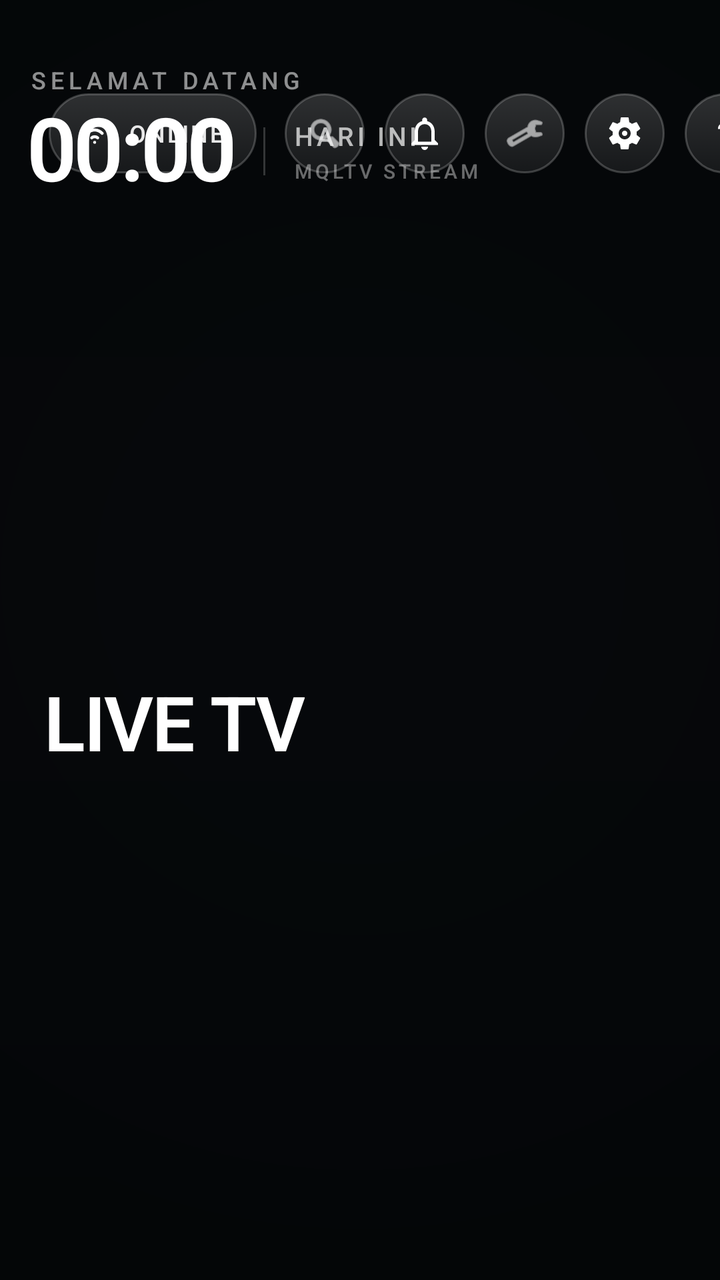
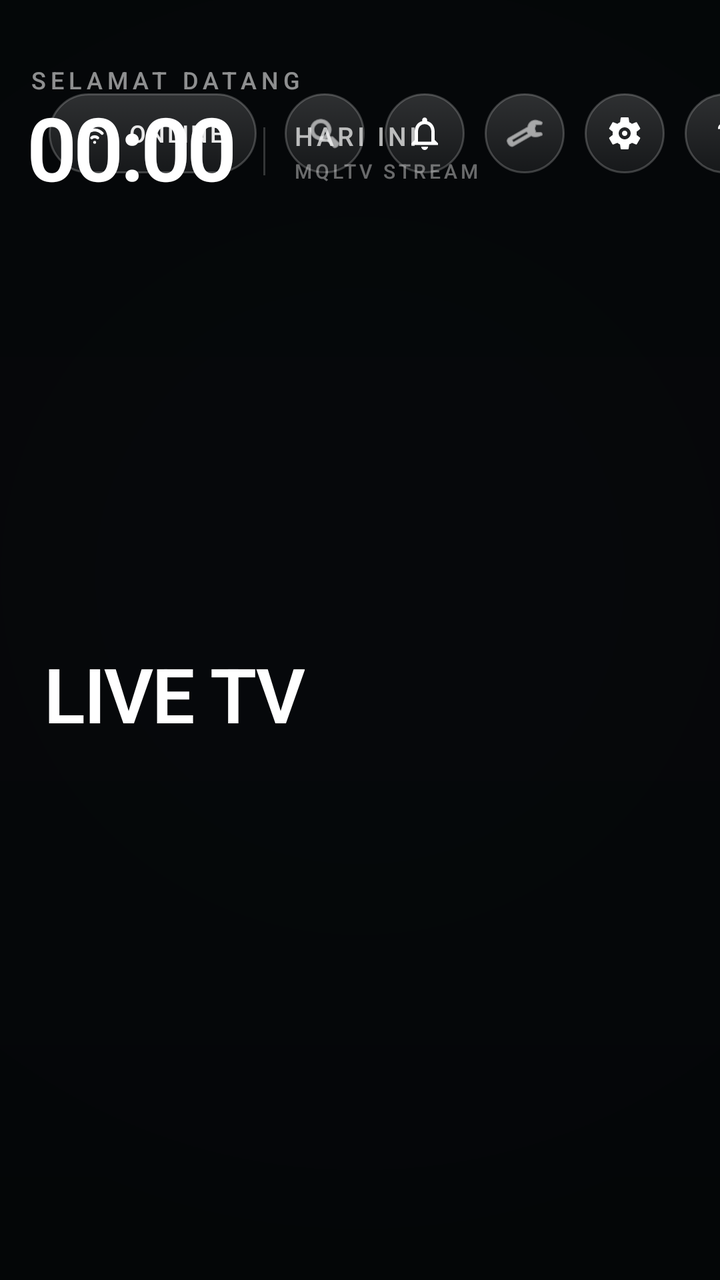

The first picture is an Android layout as it rendered before a commit; the second is the same layout after the commit. The layout source and the unified diff follow.
<!-- AndroidManifest.xml: application theme Theme.MQLTV -->
<!-- res/layout/fragment_launcher.xml -->
<?xml version="1.0" encoding="utf-8"?>
<androidx.constraintlayout.widget.ConstraintLayout xmlns:android="http://schemas.android.com/apk/res/android"
    xmlns:app="http://schemas.android.com/apk/res-auto"
    android:layout_width="match_parent"
    android:layout_height="match_parent"
    android:clipChildren="false"
    android:clipToPadding="false"
    android:background="#080B0F">

    
    <ImageView
        android:id="@+id/launcher_wallpaper"
        android:layout_width="0dp"
        android:layout_height="0dp"
        android:scaleType="centerCrop"
        android:src="@null"
        android:alpha="0"
        android:importantForAccessibility="no"
        app:layout_constraintTop_toTopOf="parent"
        app:layout_constraintBottom_toBottomOf="parent"
        app:layout_constraintStart_toStartOf="parent"
        app:layout_constraintEnd_toEndOf="parent" />

    
    <ImageView
        android:id="@+id/launcher_ambient_glow"
        android:layout_width="0dp"
        android:layout_height="0dp"
        android:scaleType="fitXY"
        android:alpha="0.85"
        android:importantForAccessibility="no"
        app:layout_constraintTop_toTopOf="parent"
        app:layout_constraintBottom_toBottomOf="parent"
        app:layout_constraintStart_toStartOf="parent"
        app:layout_constraintEnd_toEndOf="parent" />

    
    <View
        android:id="@+id/launcher_wallpaper_dim"
        android:layout_width="0dp"
        android:layout_height="0dp"
        android:background="@drawable/launcher_wallpaper_overlay"
        android:importantForAccessibility="no"
        app:layout_constraintTop_toTopOf="parent"
        app:layout_constraintBottom_toBottomOf="parent"
        app:layout_constraintStart_toStartOf="parent"
        app:layout_constraintEnd_toEndOf="parent" />

    
    <androidx.constraintlayout.widget.Guideline
        android:id="@+id/launcher_safe_top"
        android:layout_width="wrap_content"
        android:layout_height="wrap_content"
        android:orientation="horizontal"
        app:layout_constraintGuide_percent="0.04" />

    <androidx.constraintlayout.widget.Guideline
        android:id="@+id/launcher_safe_bottom"
        android:layout_width="wrap_content"
        android:layout_height="wrap_content"
        android:orientation="horizontal"
        app:layout_constraintGuide_percent="0.96" />

    <androidx.constraintlayout.widget.Guideline
        android:id="@+id/launcher_safe_left"
        android:layout_width="wrap_content"
        android:layout_height="wrap_content"
        android:orientation="vertical"
        app:layout_constraintGuide_percent="0.04" />

    <androidx.constraintlayout.widget.Guideline
        android:id="@+id/launcher_safe_right"
        android:layout_width="wrap_content"
        android:layout_height="wrap_content"
        android:orientation="vertical"
        app:layout_constraintGuide_percent="0.96" />

    <androidx.core.widget.NestedScrollView
        android:id="@+id/launcher_scroll"
        android:layout_width="0dp"
        android:layout_height="0dp"
        android:fillViewport="true"
        android:overScrollMode="never"
        android:clipToPadding="false"
        android:clipChildren="false"
        android:paddingBottom="16dp"
        app:layout_constraintStart_toStartOf="@id/launcher_safe_left"
        app:layout_constraintEnd_toEndOf="@id/launcher_safe_right"
        app:layout_constraintTop_toTopOf="@id/launcher_safe_top"
        app:layout_constraintBottom_toTopOf="@id/launcher_safe_bottom">

        <LinearLayout
            android:layout_width="match_parent"
            android:layout_height="wrap_content"
            android:clipChildren="false"
            android:clipToPadding="false"
            android:orientation="vertical">

            
            <androidx.constraintlayout.widget.ConstraintLayout
                android:id="@+id/launcher_header"
                android:layout_width="match_parent"
                android:layout_height="wrap_content"
                android:layout_marginTop="6dp"
                android:layout_marginBottom="14dp"
                android:clipChildren="false"
                android:clipToPadding="false">

                
                <LinearLayout
                    android:id="@+id/launcher_left_block"
                    android:layout_width="wrap_content"
                    android:layout_height="wrap_content"
                    android:orientation="vertical"
                    app:layout_constraintStart_toStartOf="parent"
                    app:layout_constraintTop_toTopOf="parent"
                    app:layout_constraintBottom_toBottomOf="parent">

                    
                    <TextView
                        android:id="@+id/launcher_greeting"
                        android:layout_width="wrap_content"
                        android:layout_height="wrap_content"
                        android:text="SELAMAT DATANG"
                        android:textColor="#8CFFFFFF"
                        android:textSize="12sp"
                        android:fontFamily="sans-serif-medium"
                        android:letterSpacing="0.20"
                        android:textAllCaps="true" />

                    
                    <LinearLayout
                        android:layout_width="wrap_content"
                        android:layout_height="wrap_content"
                        android:orientation="horizontal"
                        android:gravity="center_vertical"
                        android:layout_marginTop="2dp">

                        <TextView
                            android:id="@+id/launcher_header_time"
                            android:layout_width="wrap_content"
                            android:layout_height="wrap_content"
                            android:text="00:00"
                            android:textColor="#FFFFFFFF"
                            android:textSize="44sp"
                            android:fontFamily="sans-serif-light"
                            android:textStyle="bold"
                            android:letterSpacing="-0.04"
                            android:includeFontPadding="false"
                            android:importantForAccessibility="no" />

                        <View
                            android:layout_width="1dp"
                            android:layout_height="24dp"
                            android:layout_marginStart="14dp"
                            android:layout_marginEnd="14dp"
                            android:background="#30FFFFFF" />

                        <LinearLayout
                            android:layout_width="wrap_content"
                            android:layout_height="wrap_content"
                            android:orientation="vertical">

                            <TextView
                                android:id="@+id/launcher_header_date"
                                android:layout_width="wrap_content"
                                android:layout_height="wrap_content"
                                android:text="HARI INI"
                                android:textColor="#B3FFFFFF"
                                android:textSize="13sp"
                                android:fontFamily="sans-serif-medium"
                                android:letterSpacing="0.12"
                                android:textAllCaps="true" />

                            <TextView
                                android:id="@+id/launcher_brand_text"
                                android:layout_width="wrap_content"
                                android:layout_height="wrap_content"
                                android:layout_marginTop="2dp"
                                android:text="MQLTV STREAM"
                                android:textColor="#66FFFFFF"
                                android:textSize="10sp"
                                android:fontFamily="sans-serif-medium"
                                android:letterSpacing="0.16"
                                android:textAllCaps="true" />
                        </LinearLayout>

                    </LinearLayout>

                </LinearLayout>

                
                <LinearLayout
                    android:id="@+id/launcher_actions"
                    android:layout_width="wrap_content"
                    android:layout_height="48dp"
                    android:orientation="horizontal"
                    android:gravity="center_vertical"
                    android:clipChildren="false"
                    android:clipToPadding="false"
                    app:layout_constraintEnd_toEndOf="parent"
                    app:layout_constraintTop_toTopOf="parent"
                    app:layout_constraintBottom_toBottomOf="parent">

                    
                    <LinearLayout
                        android:id="@+id/launcher_network_pill"
                        style="@style/TopButton"
                        android:focusable="false"
                        android:clickable="false"
                        android:layout_marginEnd="4dp">

                        <ImageView
                            android:id="@+id/launcher_header_net"
                            android:layout_width="18dp"
                            android:layout_height="18dp"
                            android:src="@drawable/ic_mql_wifi"
                            android:tint="#FFFFFFFF"
                            android:importantForAccessibility="no" />

                        <TextView
                            android:id="@+id/launcher_header_net_label"
                            android:layout_width="wrap_content"
                            android:layout_height="wrap_content"
                            android:layout_marginStart="8dp"
                            android:text="ONLINE"
                            android:textColor="#E6FFFFFF"
                            android:textSize="12sp"
                            android:fontFamily="sans-serif-medium"
                            android:letterSpacing="0.08" />
                    </LinearLayout>

                    
                    <FrameLayout
                        android:id="@+id/launcher_search"
                        style="@style/TopButtonIcon"
                        android:contentDescription="Search"
                        android:nextFocusDown="@+id/launcher_apps"
                        android:nextFocusRight="@+id/launcher_notifications">

                        <ImageView
                            android:layout_width="match_parent"
                            android:layout_height="match_parent"
                            android:padding="10dp"
                            android:src="@android:drawable/ic_menu_search"
                            android:tint="@color/pill_text"
                            android:importantForAccessibility="no" />
                    </FrameLayout>

                    
                    <FrameLayout
                        android:id="@+id/launcher_notifications"
                        style="@style/TopButtonIcon"
                        android:contentDescription="Notifications"
                        android:nextFocusDown="@+id/launcher_apps"
                        android:nextFocusLeft="@+id/launcher_search"
                        android:nextFocusRight="@+id/launcher_settings">

                        <ImageView
                            android:layout_width="match_parent"
                            android:layout_height="match_parent"
                            android:padding="10dp"
                            android:src="@drawable/ic_bell_outline"
                            android:tint="@color/pill_text"
                            android:importantForAccessibility="no" />

                        <TextView
                            android:id="@+id/launcher_notifications_badge"
                            android:layout_width="16dp"
                            android:layout_height="16dp"
                            android:layout_gravity="top|end"
                            android:layout_marginTop="2dp"
                            android:layout_marginEnd="2dp"
                            android:background="@drawable/badge_bg"
                            android:textColor="#FFFFFF"
                            android:textSize="9sp"
                            android:textStyle="bold"
                            android:gravity="center"
                            android:text="0"
                            android:visibility="gone" />
                    </FrameLayout>

                    
                    <FrameLayout
                        android:id="@+id/launcher_settings"
                        style="@style/TopButtonIcon"
                        android:contentDescription="Settings"
                        android:nextFocusDown="@+id/launcher_apps"
                        android:nextFocusLeft="@+id/launcher_notifications"
                        android:nextFocusRight="@+id/launcher_native_settings">

                        <ImageView
                            android:id="@+id/launcher_settings_icon"
                            android:layout_width="match_parent"
                            android:layout_height="match_parent"
                            android:padding="10dp"
                            android:src="@android:drawable/ic_menu_manage"
                            android:tint="@color/pill_text"
                            android:importantForAccessibility="no" />
                    </FrameLayout>

                    
                    <FrameLayout
                        android:id="@+id/launcher_native_settings"
                        style="@style/TopButtonIcon"
                        android:contentDescription="Native Settings"
                        android:nextFocusDown="@+id/launcher_apps"
                        android:nextFocusLeft="@+id/launcher_settings"
                        android:nextFocusRight="@+id/launcher_profile">

                        <ImageView
                            android:layout_width="match_parent"
                            android:layout_height="match_parent"
                            android:padding="10dp"
                            android:src="@drawable/ic_gear_outline"
                            android:tint="@color/pill_text"
                            android:importantForAccessibility="no" />
                    </FrameLayout>

                    
                    <FrameLayout
                        android:id="@+id/launcher_profile"
                        style="@style/TopButtonIcon"
                        android:contentDescription="Profile"
                        android:nextFocusDown="@+id/launcher_apps"
                        android:nextFocusLeft="@+id/launcher_native_settings">

                        <TextView
                            android:id="@+id/launcher_profile_letter"
                            android:layout_width="match_parent"
                            android:layout_height="match_parent"
                            android:gravity="center"
                            android:text="?"
                            android:textStyle="bold"
                            android:textSize="15sp"
                            android:textColor="@color/pill_text" />
                    </FrameLayout>

                </LinearLayout>

            </androidx.constraintlayout.widget.ConstraintLayout>

            
            <LinearLayout
                android:id="@+id/launcher_hero"
                android:layout_width="match_parent"
                android:layout_height="wrap_content"
                android:orientation="vertical"
                android:layout_marginStart="8dp"
                android:layout_marginTop="225dp"
                android:layout_marginBottom="12dp"
                android:clipChildren="false"
                android:clipToPadding="false">

                
                <LinearLayout
                    android:id="@+id/launcher_hero_kicker_container"
                    android:layout_width="wrap_content"
                    android:layout_height="wrap_content"
                    android:orientation="horizontal"
                    android:gravity="center_vertical"
                    android:visibility="gone">

                    <View
                        android:id="@+id/launcher_hero_kicker_bar"
                        android:layout_width="3dp"
                        android:layout_height="12dp"
                        android:layout_marginEnd="8dp"
                        android:background="@drawable/hero_kicker_bar" />

                    <TextView
                        android:id="@+id/launcher_hero_kicker"
                        android:layout_width="wrap_content"
                        android:layout_height="wrap_content"
                        android:text="MQLTV · LIVE ENTERTAINMENT"
                        android:textColor="#A0FFFFFF"
                        android:textSize="12sp"
                        android:fontFamily="sans-serif-medium"
                        android:letterSpacing="0.18"
                        android:textAllCaps="true" />
                </LinearLayout>

                
                <TextView
                    android:id="@+id/launcher_hero_title"
                    android:layout_width="wrap_content"
                    android:layout_height="wrap_content"
                    android:text="LIVE TV"
                    android:textColor="#FFFFFFFF"
                    android:textSize="38sp"
                    android:fontFamily="sans-serif-light"
                    android:textStyle="bold"
                    android:letterSpacing="-0.02"
                    android:includeFontPadding="false"
                    android:singleLine="true" />

                
                <TextView
                    android:id="@+id/launcher_hero_subtitle"
                    android:layout_width="wrap_content"
                    android:layout_height="wrap_content"
                    android:layout_marginTop="4dp"
                    android:text="+5000 Saluran TV Lokal &amp; Internasional"
                    android:textColor="#B3FFFFFF"
                    android:textSize="14sp"
                    android:singleLine="true"
                    android:visibility="gone" />

            </LinearLayout>

            
            <androidx.recyclerview.widget.RecyclerView
                android:id="@+id/launcher_apps"
                android:layout_width="match_parent"
                android:layout_height="wrap_content"
                android:clipToPadding="false"
                android:clipChildren="false"
                android:overScrollMode="never"
                android:paddingStart="2dp"
                android:paddingEnd="2dp"
                android:paddingTop="2dp"
                android:paddingBottom="48dp"
                android:nextFocusUp="@+id/launcher_search" />

        </LinearLayout>

    </androidx.core.widget.NestedScrollView>

</androidx.constraintlayout.widget.ConstraintLayout>
<!-- resources referenced by this layout -->
<resources>
  <!-- drawable badge_bg (drawable) -->
  <?xml version="1.0" encoding="utf-8"?>
  <shape xmlns:android="http://schemas.android.com/apk/res/android"
      android:shape="oval">
      <solid android:color="#E53935" />
  </shape>
  <!-- drawable hero_kicker_bar (drawable) -->
  <?xml version="1.0" encoding="utf-8"?>
  <shape xmlns:android="http://schemas.android.com/apk/res/android" android:shape="rectangle">
      <solid android:color="#FF8B5CF6" />
      <corners android:radius="2dp" />
  </shape>
  <!-- drawable ic_bell_outline (drawable) -->
  <vector xmlns:android="http://schemas.android.com/apk/res/android"
      android:width="24dp"
      android:height="24dp"
      android:viewportWidth="24"
      android:viewportHeight="24">
    <path
        android:fillColor="#FFFFFFFF"
        android:pathData="M12,22c1.1,0 2,-0.9 2,-2h-4c0,1.1 0.9,2 2,2zM18,16v-5c0,-3.07 -1.63,-5.64 -4.5,-6.32V4c0,-0.83 -0.67,-1.5 -1.5,-1.5s-1.5,0.67 -1.5,1.5v0.68C7.64,5.36 6,7.92 6,11v5l-2,2v1h16v-1l-2,-2zM16,17H8v-6c0,-2.48 1.51,-4.5 4,-4.5s4,2.02 4,4.5v6z"/>
  </vector>
  <style name="TopButton">
          <item name="android:layout_width">wrap_content</item>
          <item name="android:layout_height">40dp</item>
          <item name="android:layout_marginStart">10dp</item>
          <item name="android:paddingStart">14dp</item>
          <item name="android:paddingEnd">16dp</item>
          <item name="android:gravity">center</item>
          <item name="android:background">@drawable/pill_bg</item>
          <item name="android:textColor">@color/pill_text</item>
          <item name="android:textSize">13sp</item>
          <item name="android:fontFamily">sans-serif-medium</item>
          <item name="android:letterSpacing">0.02</item>
          <item name="android:focusable">true</item>
          <item name="android:clickable">true</item>
      </style>
  <style name="TopButtonIcon">
          <item name="android:layout_width">40dp</item>
          <item name="android:layout_height">40dp</item>
          <item name="android:layout_marginStart">10dp</item>
          <item name="android:gravity">center</item>
          <item name="android:background">@drawable/pill_bg</item>
          <item name="android:focusable">true</item>
          <item name="android:clickable">true</item>
      </style>
  <style name="Theme.MQLTV" parent="Theme.Leanback">
          <item name="android:windowBackground">@drawable/window_background</item>
      </style>
  <!-- drawable pill_bg (drawable) -->
  <?xml version="1.0" encoding="utf-8"?>
  <selector xmlns:android="http://schemas.android.com/apk/res/android">
      <item android:state_focused="true">
          <shape android:shape="rectangle">
              <solid android:color="#F5FFFFFF" />
              <corners android:radius="21dp" />
          </shape>
      </item>
      <item android:state_activated="true">
          <shape android:shape="rectangle">
              <solid android:color="#40FFFFFF" />
              <stroke android:width="1.5dp" android:color="#80FFFFFF" />
              <corners android:radius="21dp" />
          </shape>
      </item>
      <item>
          <shape android:shape="rectangle">
              <gradient android:angle="270" android:startColor="#2AFFFFFF" android:endColor="#12FFFFFF" />
              <stroke android:width="1dp" android:color="#35FFFFFF" />
              <corners android:radius="21dp" />
          </shape>
      </item>
  </selector>
  <!-- drawable window_background (drawable) -->
  <?xml version="1.0" encoding="utf-8"?>
  <layer-list xmlns:android="http://schemas.android.com/apk/res/android">
      
      <item android:drawable="@android:color/black" />
  
      
      <item>
          <bitmap
              android:gravity="center"
              android:src="@drawable/banner" />
      </item>
  </layer-list>
  <!-- unchanged entries left out for length: 4 -->
</resources>

<!-- the commit's change to res/layout/fragment_launcher.xml (unified diff, before → after) -->
@@ -75,36 +75,17 @@
         android:orientation="vertical"
         app:layout_constraintGuide_percent="0.96" />
 
-    <androidx.core.widget.NestedScrollView
-        android:id="@+id/launcher_scroll"
+    
+    <androidx.constraintlayout.widget.ConstraintLayout
+        android:id="@+id/launcher_header"
         android:layout_width="0dp"
-        android:layout_height="0dp"
-        android:fillViewport="true"
-        android:overScrollMode="never"
+        android:layout_height="wrap_content"
+        android:layout_marginTop="6dp"
+        android:clipChildren="false"
         android:clipToPadding="false"
-        android:clipChildren="false"
-        android:paddingBottom="16dp"
         app:layout_constraintStart_toStartOf="@id/launcher_safe_left"
         app:layout_constraintEnd_toEndOf="@id/launcher_safe_right"
-        app:layout_constraintTop_toTopOf="@id/launcher_safe_top"
-        app:layout_constraintBottom_toTopOf="@id/launcher_safe_bottom">
-
-        <LinearLayout
-            android:layout_width="match_parent"
-            android:layout_height="wrap_content"
-            android:clipChildren="false"
-            android:clipToPadding="false"
-            android:orientation="vertical">
-
-            
-            <androidx.constraintlayout.widget.ConstraintLayout
-                android:id="@+id/launcher_header"
-                android:layout_width="match_parent"
-                android:layout_height="wrap_content"
-                android:layout_marginTop="6dp"
-                android:layout_marginBottom="14dp"
-                android:clipChildren="false"
-                android:clipToPadding="false">
+        app:layout_constraintTop_toTopOf="@id/launcher_safe_top">
 
                 
                 <LinearLayout
@@ -338,7 +319,29 @@
 
                 </LinearLayout>
 
-            </androidx.constraintlayout.widget.ConstraintLayout>
+    </androidx.constraintlayout.widget.ConstraintLayout>
+
+    
+    <androidx.core.widget.NestedScrollView
+        android:id="@+id/launcher_scroll"
+        android:layout_width="0dp"
+        android:layout_height="0dp"
+        android:fillViewport="true"
+        android:overScrollMode="never"
+        android:clipToPadding="false"
+        android:clipChildren="false"
+        android:paddingBottom="24dp"
+        app:layout_constraintStart_toStartOf="@id/launcher_safe_left"
+        app:layout_constraintEnd_toEndOf="@id/launcher_safe_right"
+        app:layout_constraintTop_toBottomOf="@id/launcher_header"
+        app:layout_constraintBottom_toBottomOf="parent">
+
+        <LinearLayout
+            android:layout_width="match_parent"
+            android:layout_height="wrap_content"
+            android:clipChildren="false"
+            android:clipToPadding="false"
+            android:orientation="vertical">
 
             
             <LinearLayout
